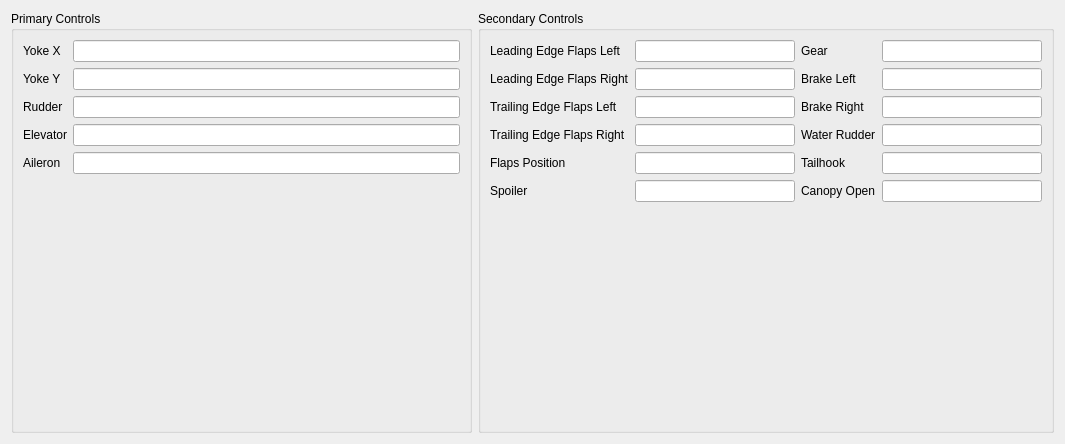
Qt form src/UserInterface/src/Widgets/ControlVariablesWidget.ui (till213/SkyDolly) before a commit.
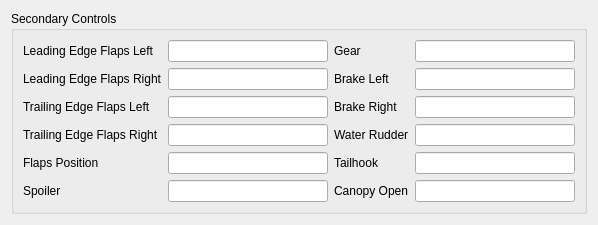
The same form after that commit.

Commit message: Record primary flight controls as separate request

What changed in the file:
```diff
--- a/src/UserInterface/src/Widgets/ControlVariablesWidget.ui
+++ b/src/UserInterface/src/Widgets/ControlVariablesWidget.ui
@@ -6,8 +6,8 @@
    <rect>
     <x>0</x>
     <y>0</y>
-    <width>1065</width>
-    <height>444</height>
+    <width>575</width>
+    <height>222</height>
    </rect>
   </property>
   <property name="windowTitle">
@@ -15,121 +15,6 @@
   </property>
   <layout class="QGridLayout" name="gridLayout_2">
    <item row="0" column="0">
-    <widget class="QGroupBox" name="groupBox_8">
-     <property name="minimumSize">
-      <size>
-       <width>0</width>
-       <height>0</height>
-      </size>
-     </property>
-     <property name="title">
-      <string>Primary Controls</string>
-     </property>
-     <layout class="QFormLayout" name="formLayout_3">
-      <item row="0" column="0">
-       <widget class="QLabel" name="label_55">
-        <property name="text">
-         <string>Yoke X</string>
-        </property>
-       </widget>
-      </item>
-      <item row="0" column="1">
-       <widget class="QLineEdit" name="yokeXLineEdit">
-        <property name="minimumSize">
-         <size>
-          <width>160</width>
-          <height>0</height>
-         </size>
-        </property>
-        <property name="readOnly">
-         <bool>true</bool>
-        </property>
-       </widget>
-      </item>
-      <item row="1" column="0">
-       <widget class="QLabel" name="label_56">
-        <property name="text">
-         <string>Yoke Y</string>
-        </property>
-       </widget>
-      </item>
-      <item row="1" column="1">
-       <widget class="QLineEdit" name="yokeYLineEdit">
-        <property name="minimumSize">
-         <size>
-          <width>160</width>
-          <height>0</height>
-         </size>
-        </property>
-        <property name="readOnly">
-         <bool>true</bool>
-        </property>
-       </widget>
-      </item>
-      <item row="2" column="0">
-       <widget class="QLabel" name="label_57">
-        <property name="text">
-         <string>Rudder</string>
-        </property>
-       </widget>
-      </item>
-      <item row="2" column="1">
-       <widget class="QLineEdit" name="rudderLineEdit">
-        <property name="minimumSize">
-         <size>
-          <width>160</width>
-          <height>0</height>
-         </size>
-        </property>
-        <property name="readOnly">
-         <bool>true</bool>
-        </property>
-       </widget>
-      </item>
-      <item row="3" column="0">
-       <widget class="QLabel" name="label_58">
-        <property name="text">
-         <string>Elevator</string>
-        </property>
-       </widget>
-      </item>
-      <item row="3" column="1">
-       <widget class="QLineEdit" name="elevatorLineEdit">
-        <property name="minimumSize">
-         <size>
-          <width>160</width>
-          <height>0</height>
-         </size>
-        </property>
-        <property name="readOnly">
-         <bool>true</bool>
-        </property>
-       </widget>
-      </item>
-      <item row="4" column="0">
-       <widget class="QLabel" name="label_59">
-        <property name="text">
-         <string>Aileron</string>
-        </property>
-       </widget>
-      </item>
-      <item row="4" column="1">
-       <widget class="QLineEdit" name="aileronLineEdit">
-        <property name="minimumSize">
-         <size>
-          <width>160</width>
-          <height>0</height>
-         </size>
-        </property>
-        <property name="readOnly">
-         <bool>true</bool>
-        </property>
-       </widget>
-      </item>
-     </layout>
-    </widget>
-   </item>
-   <item row="0" column="1">
     <widget class="QGroupBox" name="groupBox_7">
      <property name="minimumSize">
       <size>
```
The commit also changes 31 other files.
